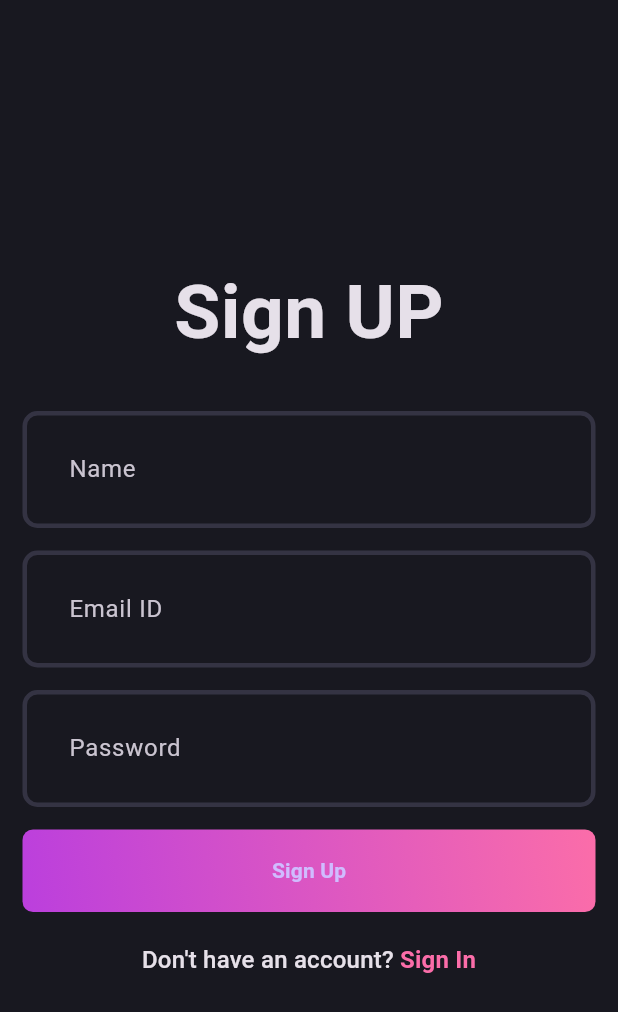
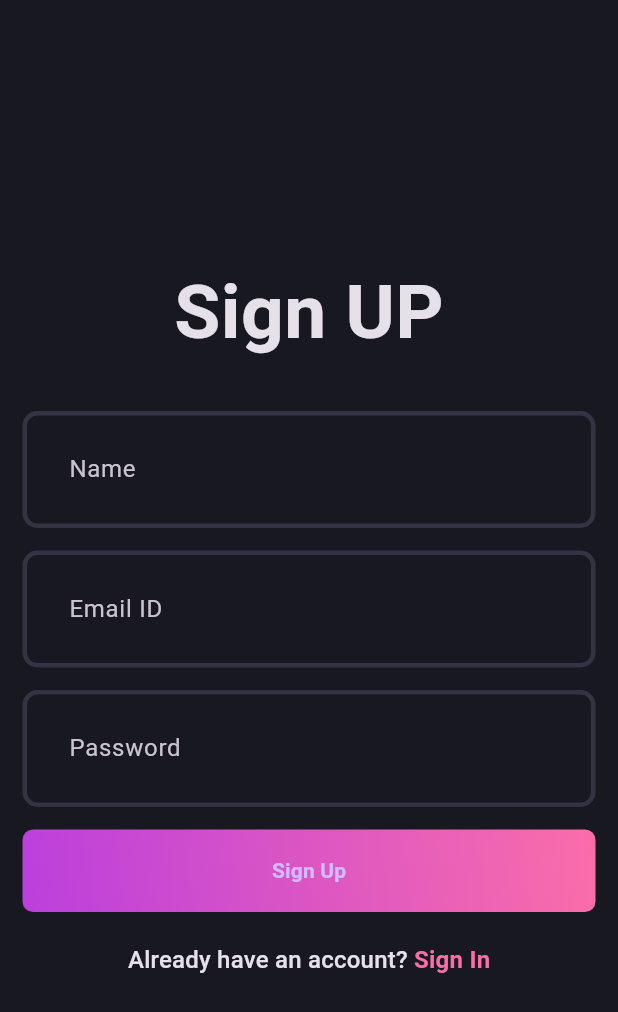
Before and after one commit to tarukhan19/blog_app, a Flutter app: the screen it shows after launch, on a phone screen of 412 x 824 dp. Shown: the top 1012 px of the screen. Run offline on Flutter 3.47's test engine with Material 3 defaults, Android fonts, the phone set to English and light mode, and no system bars.

Commit message:
complete signup screen

```diff
--- a/lib/features/auth/presentation/screens/screen_signup.dart
+++ b/lib/features/auth/presentation/screens/screen_signup.dart
@@ -11,7 +11,20 @@ class SignupScreen extends StatefulWidget {
 }
 
 class _SignupScreenState extends State<SignupScreen> {
-  final formKey = GlobalKey<FormState>();
+  final _emailController = TextEditingController();
+  final _passwordController = TextEditingController();
+  final _nameController = TextEditingController();
+
+  @override
+  void dispose() {
+    _emailController.dispose();
+    _passwordController.dispose();
+    _nameController.dispose();
+
+    super.dispose();
+  }
+
+  final _formKey = GlobalKey<FormState>();
 
   @override
   Widget build(BuildContext context) {
@@ -19,7 +32,7 @@ class _SignupScreenState extends State<SignupScreen> {
       body: Padding(
         padding: const EdgeInsets.all(15.0),
         child: Form(
-          key: formKey,
+          key: _formKey,
           child: Column(
             mainAxisAlignment: MainAxisAlignment.center,
             children: [
@@ -28,17 +41,27 @@ class _SignupScreenState extends State<SignupScreen> {
                 style: TextStyle(fontSize: 50, fontWeight: FontWeight.bold),
               ),
               const SizedBox(height: 30),
-              const AuthField(hintText: 'Name'),
+              AuthField(
+                hintText: 'Name',
+                textEditingController: _nameController,
+              ),
               const SizedBox(height: 15),
-              const AuthField(hintText: 'Email ID'),
+              AuthField(
+                hintText: 'Email ID',
+                textEditingController: _emailController,
+              ),
               const SizedBox(height: 15),
-              const AuthField(hintText: 'Password'),
+              AuthField(
+                hintText: 'Password',
+                textEditingController: _passwordController,
+                isObscureText: true,
+              ),
               const SizedBox(height: 15),
               const AuthGradientButton(title: "Sign Up"),
               const SizedBox(height: 20),
               RichText(
                 text: TextSpan(
-                  text: 'Don\'t have an account? ',
+                  text: 'Already have an account? ',
                   style: Theme.of(context).textTheme.titleMedium,
                   children: [
                     TextSpan(
--- a/lib/features/auth/presentation/widgets/auth_field.dart
+++ b/lib/features/auth/presentation/widgets/auth_field.dart
@@ -2,19 +2,32 @@ import 'package:flutter/material.dart';
 
 class AuthField extends StatelessWidget {
   final String hintText;
+  final TextEditingController textEditingController;
+  final bool isObscureText;
 
-  const AuthField({super.key, required this.hintText});
+  const AuthField({
+    super.key,
+    required this.hintText,
+    required this.textEditingController,
+    this.isObscureText = false
+  });
 
   @override
   Widget build(BuildContext context) {
     return TextFormField(
+      controller: textEditingController,
       decoration: InputDecoration(
         hintText: hintText,
         contentPadding: const EdgeInsets.all(27),
       ),
       validator: (value) {
-        return null;
+        if (value.toString().isEmpty) {
+          return '$hintText is missing';
+        } else {
+          return null;
+        }
       },
+      obscureText: isObscureText,
     );
   }
 }
```
